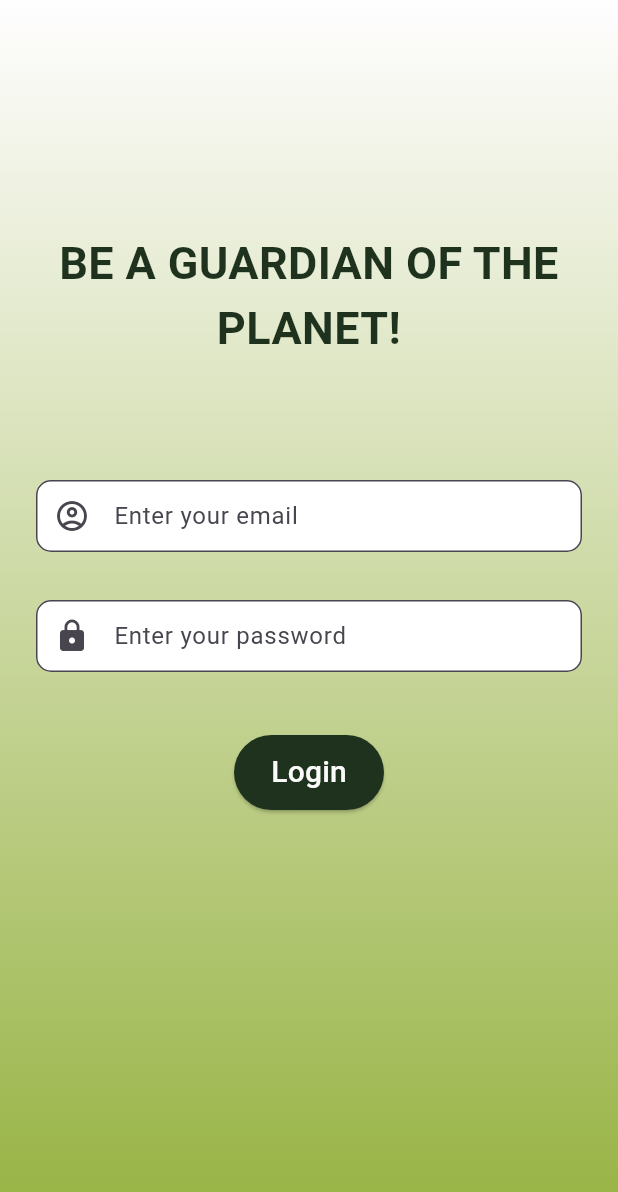
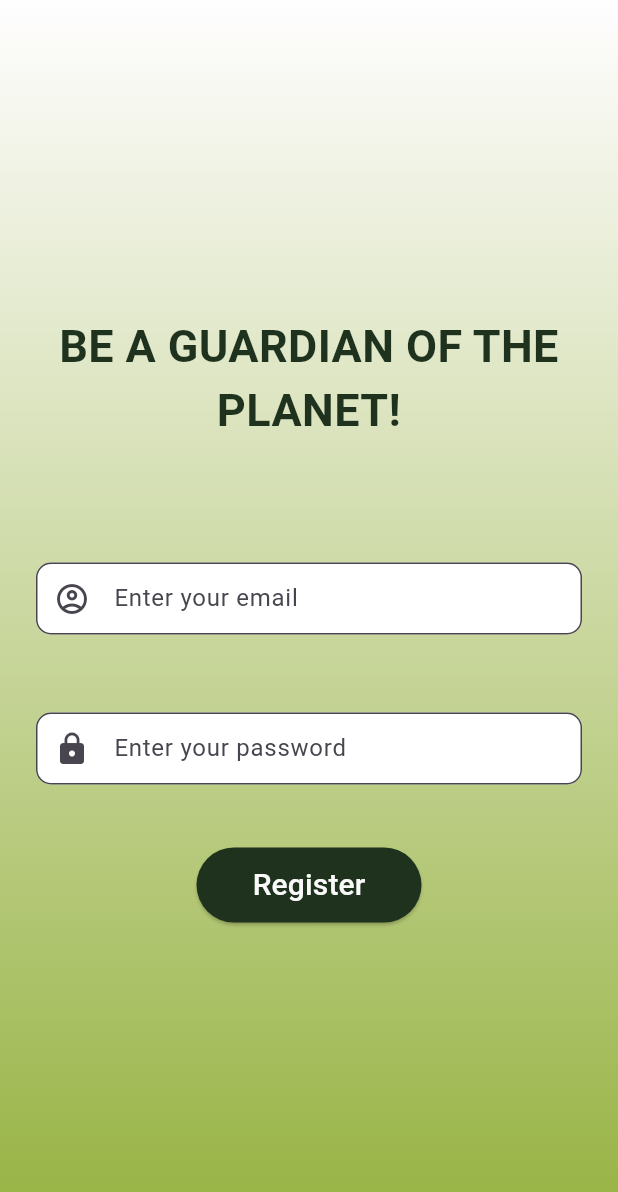
Before and after one commit to fizakhan90/PlanetGuard, a Flutter app: the screen it shows after launch, on a phone screen of 412 x 824 dp. Shown: the top 1192 px of the screen. Run offline on Flutter 3.47's test engine with Material 3 defaults, Android fonts, the phone set to English and light mode, and no system bars; our stand-ins replace firebase_auth, firebase_core, tuple; accounts and stored records are empty.

Commit message:
final changes

```diff
--- a/lib/main.dart
+++ b/lib/main.dart
@@ -1,5 +1,6 @@
 import 'dart:async';
 import 'package:firebase_core/firebase_core.dart';
+import 'package:planet_guard/pages/registerpage.dart';
 import 'firebase_options.dart';
 import 'package:flutter/material.dart';
 import 'package:planet_guard/pages/homepage.dart';
@@ -28,6 +29,7 @@ class MyApp extends StatelessWidget {
         '/home'  : (context) => HomePage(),
         '/profile' : (context) => UserProfile(),
         '/marketplace' : (context) => Marketplace(),
+        '/register' : (context) => RegisterPage(),
 
       },
       );
@@ -49,7 +51,7 @@ class _SplashState extends State<Splash> {
     Timer(
       const Duration(seconds: 4),
       () =>Navigator.pushNamed(
-        context, '/login'),
+        context, '/register'),
       );
   }
 
--- a/lib/pages/login.dart
+++ b/lib/pages/login.dart
@@ -127,7 +127,10 @@ class LoginPage extends StatelessWidget {
                 color: Color.fromARGB(255, 250, 250, 250 )
               ),)),
             ),
-            const SizedBox(height: 130)
+
+            const SizedBox(height: 10),
+            const SizedBox(height: 130),
+
             ]
           ),
         )
--- /dev/null
+++ b/lib/pages/registerpage.dart
@@ -0,0 +1,161 @@
+import 'package:flutter/material.dart';
+import 'package:firebase_auth/firebase_auth.dart';
+
+class RegisterPage extends StatelessWidget {
+
+  final FirebaseAuth _auth = FirebaseAuth.instance;
+  final TextEditingController _emailController = TextEditingController();
+  final TextEditingController _passwordController = TextEditingController();
+  bool _userExists = false;
+
+  Future<void> _registerWithEmailAndPassword(BuildContext context) async {
+    try {
+      if (_emailController.text.trim().isEmpty || _passwordController.text.trim().isEmpty) {
+        ScaffoldMessenger.of(context).showSnackBar(
+          const SnackBar(
+            content: Text('Please enter both email and password.'),
+          ),
+        );
+        return;
+      }
+
+      // Try to sign in with the given email and password
+      var userCredential = await _auth.signInWithEmailAndPassword(
+        email: _emailController.text.trim(),
+        password: _passwordController.text.trim(),
+      );
+
+      // If sign-in is successful, the user already exists, redirect to the login page
+      if (userCredential.user != null) {
+        _userExists = true;
+        Navigator.pushReplacementNamed(context, '/login');
+        return;
+      }
+
+      // If sign-in is not successful, proceed with user registration
+      userCredential = await _auth.createUserWithEmailAndPassword(
+        email: _emailController.text.trim(),
+        password: _passwordController.text.trim(),
+      );
+
+      // After successful registration, navigate to the home page or any other screen
+      Navigator.pushReplacementNamed(context, '/home');
+    } catch (e) {
+      if (e is FirebaseAuthException) {
+        String errorMessage = 'An error occurred, please try again.';
+        if (e.code == 'wrong-password') {
+          errorMessage = 'Invalid password. Please try again.';
+        }
+        ScaffoldMessenger.of(context).showSnackBar(
+          SnackBar(
+            content: Text(errorMessage),
+          ),
+        );
+      } else {
+        print('Unexpected error during registration: $e');
+        ScaffoldMessenger.of(context).showSnackBar(
+          const SnackBar(
+            content: Text('An unexpected error occurred.'),
+          ),
+        );
+      }
+    }
+  }
+
+  @override
+  Widget build(BuildContext context) {
+    return Scaffold(
+      body: Container(
+        decoration: const BoxDecoration(
+          gradient: LinearGradient(
+            begin: Alignment.topCenter,
+            end: Alignment.bottomCenter,
+            colors: [Color.fromARGB(200, 255, 255, 255), Color.fromARGB(200, 121, 159, 12)]
+          )
+        ),
+
+      child: Center(
+        child: Padding(
+          padding: const EdgeInsets.symmetric(horizontal:24.0),
+          child: Column(
+            mainAxisAlignment : MainAxisAlignment.center,
+            children: [
+              const SizedBox(height: 0),
+              const Text(
+                'BE A GUARDIAN OF THE PLANET!',
+                style: TextStyle(
+                  fontSize: 30,
+                  color: Color.fromARGB(255, 30, 50, 30),
+                  fontWeight: FontWeight.bold,
+                ),
+                textAlign: TextAlign.center,
+              ),
+              const SizedBox(height : 80),
+              SizedBox(
+                height: 70,
+                child: TextField(
+                  controller: _emailController,
+                  obscureText: false,
+                  decoration: InputDecoration(
+                    filled: true,
+                    fillColor : Colors.white,
+                    border: OutlineInputBorder(borderRadius: BorderRadius.circular(10)),
+                    contentPadding: const EdgeInsets.symmetric(vertical: 5, horizontal: 10),
+                    prefixIcon: const Icon(Icons.account_circle_outlined),
+                    labelText: 'Enter your email',
+                  ),
+                ),
+              ),
+               const SizedBox(height: 20),
+              if (_userExists)
+                Text(
+                  'User already exists. Please log in.',
+                  style: TextStyle(
+                    color: Colors.black,
+                    fontSize: 16,
+                  ),
+                ),
+              const SizedBox(height: 10),
+              SizedBox(
+                height: 70,
+                child: TextField(
+                  controller: _passwordController,
+                  obscureText: true,
+                  decoration: InputDecoration(
+                    filled: true,
+                    fillColor: Colors.white,
+                    border: OutlineInputBorder(borderRadius: BorderRadius.circular(10)),
+                    contentPadding: const EdgeInsets.symmetric(vertical: 5, horizontal: 10),
+                    prefixIcon: const Icon(Icons.lock),
+                    labelText: 'Enter your password',
+                  ),
+                ),
+              ),
+              const SizedBox(height: 20),
+              SizedBox(
+                height: 50,
+                width: 150,
+                child: ElevatedButton(
+                  onPressed: () async {
+                    await _registerWithEmailAndPassword(context);
+                  },
+                  style: ButtonStyle(
+                    backgroundColor: MaterialStateProperty.all<Color>(const Color.fromARGB(255, 30 , 50, 30)),
+                  ),
+                  child: const Text(
+                    "Register",
+                    style: TextStyle(
+                      fontSize: 20,
+                      color: Color.fromARGB(255, 250, 250, 250),
+                    ),
+                  ),
+                ),
+              ),
+            ]
+          ),
+        )
+      ),
+    ),
+    );
+  }
+}
```
